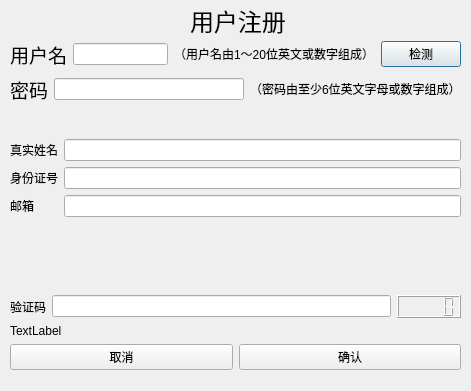
Old version of the form LiBrother/LiBrotherClient/signupmain.ui in the repository sxtyzhangzk/LiBrother.
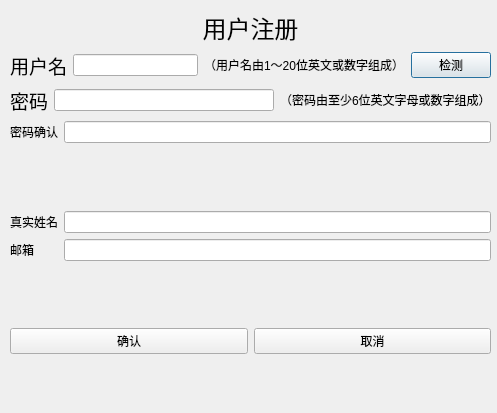
New version of the form.

```diff
--- a/LiBrother/LiBrotherClient/signupmain.ui
+++ b/LiBrother/LiBrotherClient/signupmain.ui
@@ -6,36 +6,30 @@
    <rect>
     <x>0</x>
     <y>0</y>
-    <width>471</width>
-    <height>391</height>
+    <width>497</width>
+    <height>413</height>
    </rect>
   </property>
   <property name="windowTitle">
    <string/>
   </property>
-  <widget class="QLabel" name="label">
-   <property name="geometry">
-    <rect>
-     <x>190</x>
-     <y>0</y>
-     <width>111</width>
-     <height>41</height>
-    </rect>
-   </property>
-   <property name="text">
-    <string>&lt;html&gt;&lt;head/&gt;&lt;body&gt;&lt;p&gt;&lt;span style=&quot; font-size:18pt;&quot;&gt;用户注册&lt;/span&gt;&lt;/p&gt;&lt;/body&gt;&lt;/html&gt;</string>
-   </property>
-  </widget>
   <widget class="QWidget" name="verticalLayoutWidget">
    <property name="geometry">
     <rect>
      <x>10</x>
-     <y>40</y>
-     <width>451</width>
+     <y>10</y>
+     <width>481</width>
      <height>344</height>
     </rect>
    </property>
    <layout class="QVBoxLayout" name="verticalLayout">
+    <item>
+     <widget class="QLabel" name="label">
+      <property name="text">
+       <string>&lt;html&gt;&lt;head/&gt;&lt;body&gt;&lt;p align=&quot;center&quot;&gt;&lt;span style=&quot; font-size:18pt;&quot;&gt;用户注册&lt;/span&gt;&lt;/p&gt;&lt;/body&gt;&lt;/html&gt;</string>
+      </property>
+     </widget>
+    </item>
     <item>
      <layout class="QGridLayout" name="gridLayout">
       <item row="0" column="0">
@@ -74,7 +68,11 @@
        </widget>
       </item>
       <item>
-       <widget class="QLineEdit" name="lineEdit_2"/>
+       <widget class="QLineEdit" name="lineEdit_2">
+        <property name="echoMode">
+         <enum>QLineEdit::Password</enum>
+        </property>
+       </widget>
       </item>
       <item>
        <widget class="QLabel" name="label_5">
@@ -85,6 +83,24 @@
       </item>
      </layout>
     </item>
+    <item>
+     <layout class="QHBoxLayout" name="horizontalLayout">
+      <item>
+       <widget class="QLabel" name="label_6">
+        <property name="text">
+         <string>密码确认</string>
+        </property>
+       </widget>
+      </item>
+      <item>
+       <widget class="QLineEdit" name="lineEdit_3">
+        <property name="echoMode">
+         <enum>QLineEdit::Password</enum>
+        </property>
+       </widget>
+      </item>
+     </layout>
+    </item>
     <item>
      <spacer name="verticalSpacer_3">
       <property name="orientation">
@@ -98,50 +114,27 @@
       </property>
      </spacer>
     </item>
-    <item>
-     <spacer name="verticalSpacer">
-      <property name="orientation">
-       <enum>Qt::Vertical</enum>
-      </property>
-      <property name="sizeHint" stdset="0">
-       <size>
-        <width>20</width>
-        <height>40</height>
-       </size>
-      </property>
-     </spacer>
-    </item>
     <item>
      <layout class="QGridLayout" name="gridLayout_2">
       <item row="1" column="0">
-       <widget class="QLabel" name="label_8">
-        <property name="text">
-         <string>身份证号</string>
-        </property>
-       </widget>
-      </item>
-      <item row="0" column="1">
-       <widget class="QLineEdit" name="lineEdit_4"/>
-      </item>
-      <item row="2" column="1">
-       <widget class="QLineEdit" name="lineEdit_6"/>
-      </item>
-      <item row="0" column="0">
-       <widget class="QLabel" name="label_7">
-        <property name="text">
-         <string>真实姓名</string>
-        </property>
-       </widget>
-      </item>
-      <item row="2" column="0">
        <widget class="QLabel" name="label_9">
         <property name="text">
          <string>邮箱</string>
         </property>
        </widget>
       </item>
+      <item row="0" column="0">
+       <widget class="QLabel" name="label_7">
+        <property name="text">
+         <string>真实姓名</string>
+        </property>
+       </widget>
+      </item>
       <item row="1" column="1">
-       <widget class="QLineEdit" name="lineEdit_5"/>
+       <widget class="QLineEdit" name="lineEdit_6"/>
+      </item>
+      <item row="0" column="1">
+       <widget class="QLineEdit" name="lineEdit_4"/>
       </item>
      </layout>
     </item>
@@ -158,95 +151,8 @@
       </property>
      </spacer>
     </item>
-    <item>
-     <spacer name="verticalSpacer_9">
-      <property name="orientation">
-       <enum>Qt::Vertical</enum>
-      </property>
-      <property name="sizeHint" stdset="0">
-       <size>
-        <width>20</width>
-        <height>40</height>
-       </size>
-      </property>
-     </spacer>
-    </item>
-    <item>
-     <spacer name="verticalSpacer_8">
-      <property name="orientation">
-       <enum>Qt::Vertical</enum>
-      </property>
-      <property name="sizeHint" stdset="0">
-       <size>
-        <width>20</width>
-        <height>40</height>
-       </size>
-      </property>
-     </spacer>
-    </item>
-    <item>
-     <spacer name="verticalSpacer_7">
-      <property name="orientation">
-       <enum>Qt::Vertical</enum>
-      </property>
-      <property name="sizeHint" stdset="0">
-       <size>
-        <width>20</width>
-        <height>40</height>
-       </size>
-      </property>
-     </spacer>
-    </item>
-    <item>
-     <spacer name="verticalSpacer_4">
-      <property name="orientation">
-       <enum>Qt::Vertical</enum>
-      </property>
-      <property name="sizeHint" stdset="0">
-       <size>
-        <width>20</width>
-        <height>40</height>
-       </size>
-      </property>
-     </spacer>
-    </item>
-    <item>
-     <layout class="QHBoxLayout" name="horizontalLayout">
-      <item>
-       <widget class="QLabel" name="label_6">
-        <property name="text">
-         <string>验证码</string>
-        </property>
-       </widget>
-      </item>
-      <item>
-       <widget class="QLineEdit" name="lineEdit_3"/>
-      </item>
-      <item>
-       <widget class="QLCDNumber" name="lcdNumber">
-        <property name="smallDecimalPoint">
-         <bool>false</bool>
-        </property>
-       </widget>
-      </item>
-     </layout>
-    </item>
-    <item>
-     <widget class="QLabel" name="label_10">
-      <property name="text">
-       <string>TextLabel</string>
-      </property>
-     </widget>
-    </item>
     <item>
      <layout class="QHBoxLayout" name="horizontalLayout_2">
-      <item>
-       <widget class="QPushButton" name="pushButton_3">
-        <property name="text">
-         <string>取消</string>
-        </property>
-       </widget>
-      </item>
       <item>
        <widget class="QPushButton" name="pushButton_2">
         <property name="text">
@@ -254,21 +160,15 @@
         </property>
        </widget>
       </item>
+      <item>
+       <widget class="QPushButton" name="pushButton_3">
+        <property name="text">
+         <string>取消</string>
+        </property>
+       </widget>
+      </item>
      </layout>
     </item>
-    <item>
-     <spacer name="verticalSpacer_2">
-      <property name="orientation">
-       <enum>Qt::Vertical</enum>
-      </property>
-      <property name="sizeHint" stdset="0">
-       <size>
-        <width>20</width>
-        <height>40</height>
-       </size>
-      </property>
-     </spacer>
-    </item>
    </layout>
   </widget>
  </widget>
```
